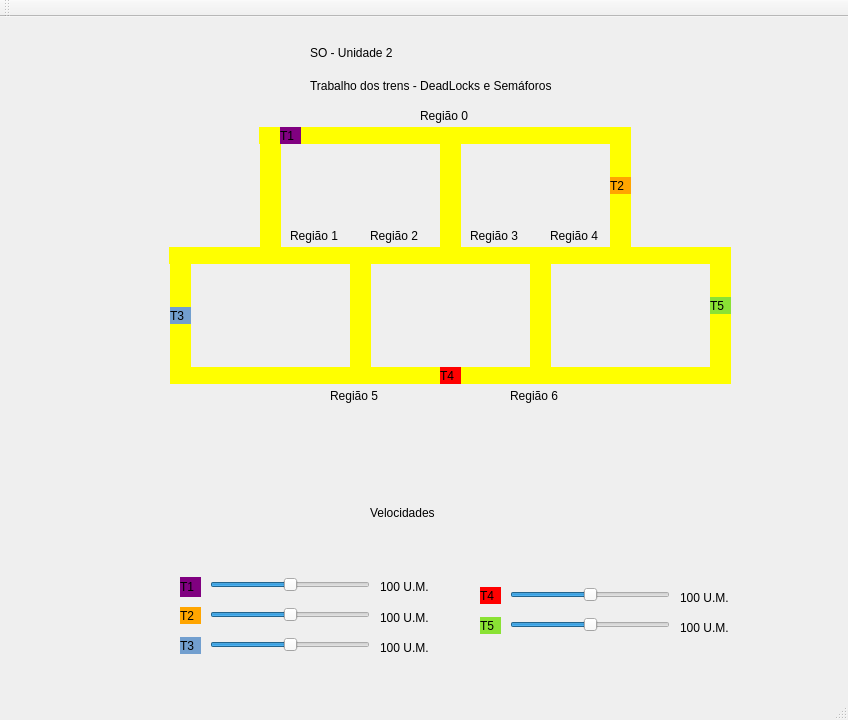
First picture: the form in mainwindow.ui, repository TwoDotS2/s_o-trabalho_02-trens, before the edit.
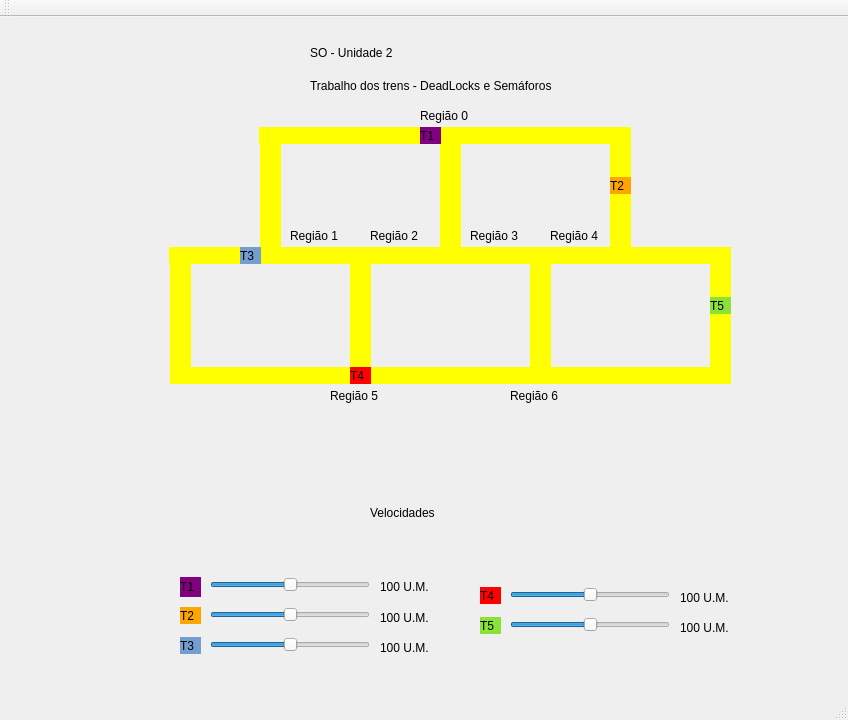
Second picture: the form after the edit.

The edit to the form file:
```diff
--- a/mainwindow.ui
+++ b/mainwindow.ui
@@ -17,7 +17,7 @@
    <widget class="QLabel" name="label_trem1">
     <property name="geometry">
      <rect>
-      <x>280</x>
+      <x>420</x>
       <y>110</y>
       <width>21</width>
       <height>17</height>
@@ -212,8 +212,8 @@
    <widget class="QLabel" name="label_trem3">
     <property name="geometry">
      <rect>
-      <x>170</x>
-      <y>290</y>
+      <x>240</x>
+      <y>230</y>
       <width>21</width>
       <height>17</height>
      </rect>
@@ -228,7 +228,7 @@
    <widget class="QLabel" name="label_trem4">
     <property name="geometry">
      <rect>
-      <x>440</x>
+      <x>350</x>
       <y>350</y>
       <width>21</width>
       <height>17</height>
```
Left out of the diff: 18 changed lines with no effect on the pictures.
